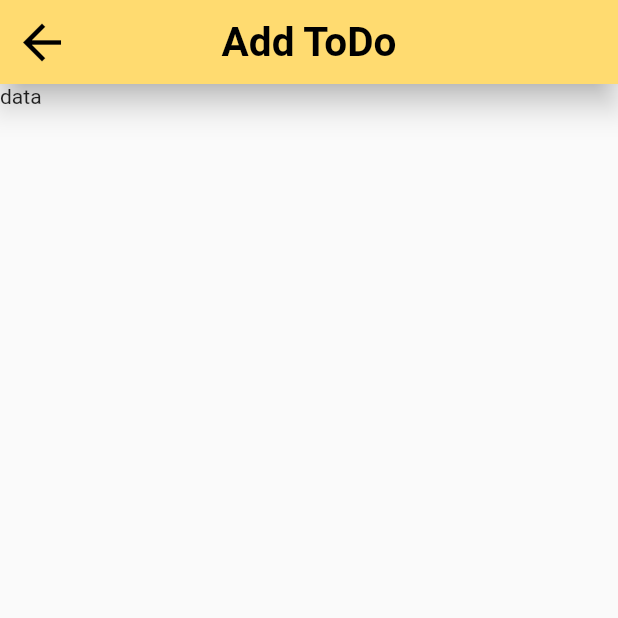
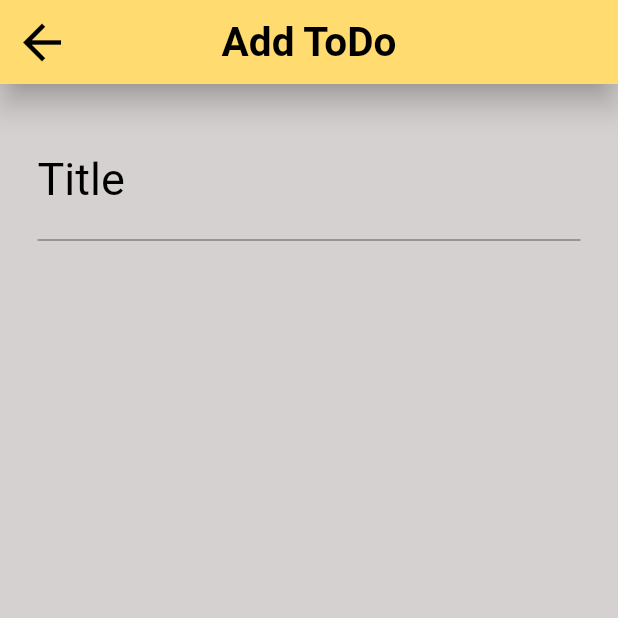
Before and after one commit to NikosRam/toDo, a Flutter app: the EditToDo screen opened by its route, on a phone screen of 412 x 824 dp, the top half of it. Run offline on Flutter 3.47's test engine with Material 2 defaults, Android fonts, the phone set to English and light mode, and no system bars; network calls fail.

Commit message:
create form to add new todo

```diff
--- a/frontend/lib/screens/add_todo_screen.dart
+++ b/frontend/lib/screens/add_todo_screen.dart
@@ -24,7 +24,8 @@ class EditToDo extends StatelessWidget {
         backgroundColor: const Color.fromARGB(255, 255, 219, 112),
         iconTheme: const IconThemeData(color: Colors.black, size: 38.0),
       ),
-      body: const AddToDoForm(),
+      body: AddToDoForm(),
+      backgroundColor: const Color.fromARGB(255, 213, 209, 209),
     );
   }
 }
--- a/frontend/lib/widgets/add_todo_form.dart
+++ b/frontend/lib/widgets/add_todo_form.dart
@@ -1,14 +1,54 @@
 import 'package:flutter/material.dart';
 
-class AddToDoForm extends StatelessWidget {
-  const AddToDoForm({
+class AddToDoForm extends StatefulWidget {
+  AddToDoForm({
     super.key,
   });
 
   @override
+  State<AddToDoForm> createState() => _AddToDoFormState();
+}
+
+class _AddToDoFormState extends State<AddToDoForm> {
+  final _formKey = GlobalKey<FormState>();
+
+  var title = '';
+
+  @override
   Widget build(BuildContext context) {
-    return const Form(
-      child: Text('data'),
+    return Padding(
+      padding: const EdgeInsets.all(25.0),
+      child: Form(
+        key: _formKey,
+        child: SingleChildScrollView(
+          child: Column(
+            mainAxisAlignment: MainAxisAlignment.spaceBetween,
+            children: [
+              TextFormField(
+                decoration: const InputDecoration(
+                  labelText: 'Title',
+                  labelStyle: TextStyle(fontSize: 30, color: Colors.black),
+                  focusedBorder: OutlineInputBorder(
+                    borderSide: BorderSide(width: 2, color: Colors.yellow),
+                  ),
+                ),
+                textInputAction: TextInputAction.done,
+                cursorColor: Colors.black,
+                cursorHeight: 25,
+                style: const TextStyle(
+                  fontSize: 25,
+                ),
+                onSaved: (value) {
+                  title = value ?? '';
+                },
+                onFieldSubmitted: (_) {
+                  _formKey.currentState?.save();
+                },
+              ),
+            ],
+          ),
+        ),
+      ),
     );
   }
 }
```
